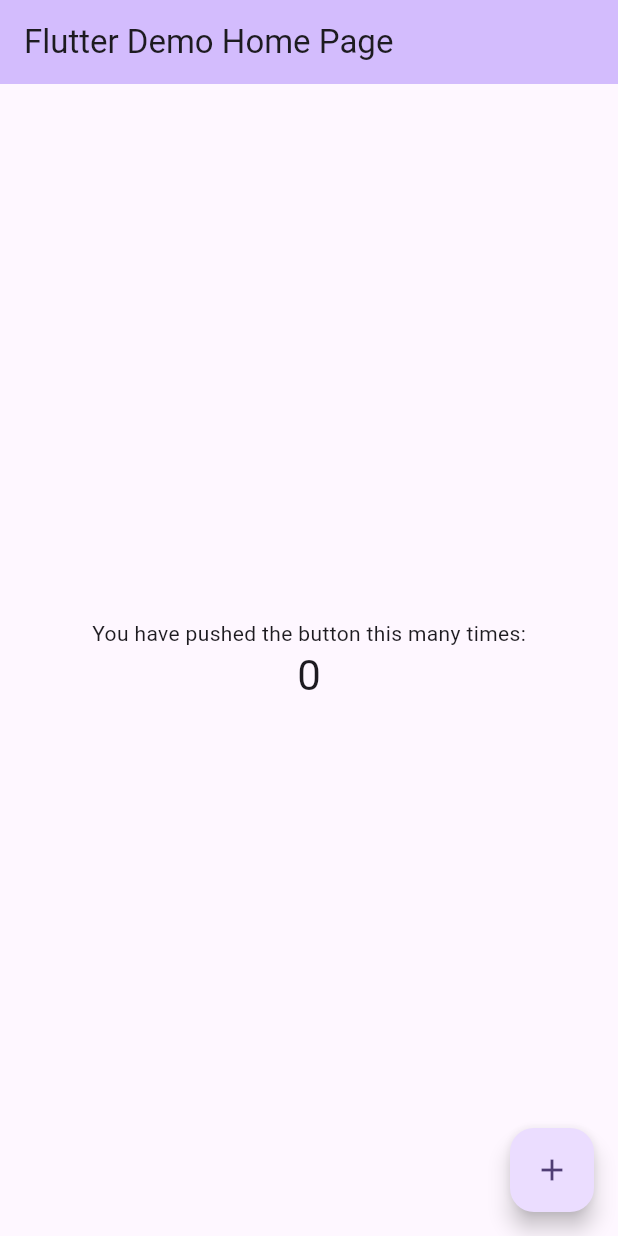
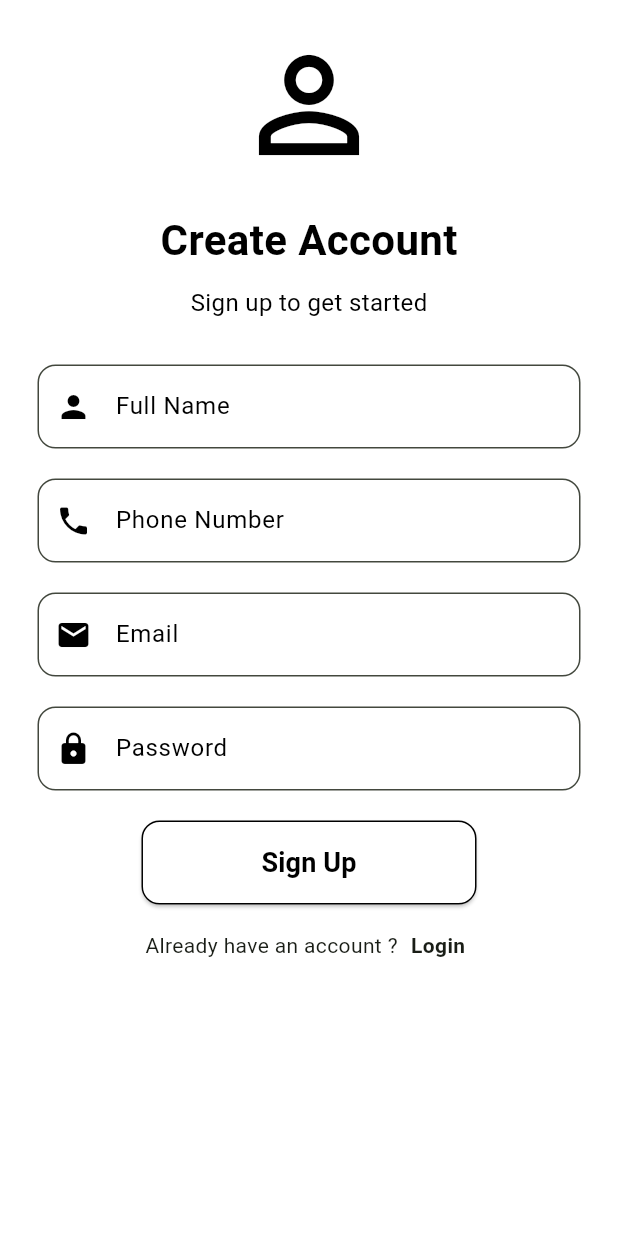
Before and after one commit to Shreesha001/EcoCircuit, a Flutter app: the screen it shows after launch, on a phone screen of 412 x 824 dp. Run offline on Flutter 3.47's test engine with Material 3 defaults, Android fonts, the phone set to English and light mode, and no system bars.

Commit message:
add authentication screen

```diff
--- a/analysis_options.yaml
+++ b/analysis_options.yaml
@@ -23,6 +23,6 @@ linter:
   rules:
     # avoid_print: false  # Uncomment to disable the `avoid_print` rule
     # prefer_single_quotes: true  # Uncomment to enable the `prefer_single_quotes` rule
-
+    prefer_const_constructors: true
 # Additional information about this file can be found at
 # https://dart.dev/guides/language/analysis-options
--- a/lib/main.dart
+++ b/lib/main.dart
@@ -1,3 +1,5 @@
+import 'package:eco_circuit/screens/login_screen.dart';
+import 'package:eco_circuit/screens/signup_screen.dart';
 import 'package:flutter/material.dart';
 
 void main() {
@@ -11,112 +13,14 @@ class MyApp extends StatelessWidget {
   @override
   Widget build(BuildContext context) {
     return MaterialApp(
-      title: 'Flutter Demo',
+      debugShowCheckedModeBanner: false,
+      title: 'EcoCircuit',
       theme: ThemeData(
-        // This is the theme of your application.
-        //
-        // TRY THIS: Try running your application with "flutter run". You'll see
-        // the application has a purple toolbar. Then, without quitting the app,
-        // try changing the seedColor in the colorScheme below to Colors.green
-        // and then invoke "hot reload" (save your changes or press the "hot
-        // reload" button in a Flutter-supported IDE, or press "r" if you used
-        // the command line to start the app).
-        //
-        // Notice that the counter didn't reset back to zero; the application
-        // state is not lost during the reload. To reset the state, use hot
-        // restart instead.
-        //
-        // This works for code too, not just values: Most code changes can be
-        // tested with just a hot reload.
-        colorScheme: ColorScheme.fromSeed(seedColor: Colors.deepPurple),
+        colorScheme: ColorScheme.fromSeed(
+          seedColor: const Color.fromRGBO(56, 118, 29, 255),
+        ),
       ),
-      home: const MyHomePage(title: 'Flutter Demo Home Page'),
+      home: SignUpScreen(),
     );
   }
 }
-
-class MyHomePage extends StatefulWidget {
-  const MyHomePage({super.key, required this.title});
-
-  // This widget is the home page of your application. It is stateful, meaning
-  // that it has a State object (defined below) that contains fields that affect
-  // how it looks.
-
-  // This class is the configuration for the state. It holds the values (in this
-  // case the title) provided by the parent (in this case the App widget) and
-  // used by the build method of the State. Fields in a Widget subclass are
-  // always marked "final".
-
-  final String title;
-
-  @override
-  State<MyHomePage> createState() => _MyHomePageState();
-}
-
-class _MyHomePageState extends State<MyHomePage> {
-  int _counter = 0;
-
-  void _incrementCounter() {
-    setState(() {
-      // This call to setState tells the Flutter framework that something has
-      // changed in this State, which causes it to rerun the build method below
-      // so that the display can reflect the updated values. If we changed
-      // _counter without calling setState(), then the build method would not be
-      // called again, and so nothing would appear to happen.
-      _counter++;
-    });
-  }
-
-  @override
-  Widget build(BuildContext context) {
-    // This method is rerun every time setState is called, for instance as done
-    // by the _incrementCounter method above.
-    //
-    // The Flutter framework has been optimized to make rerunning build methods
-    // fast, so that you can just rebuild anything that needs updating rather
-    // than having to individually change instances of widgets.
-    return Scaffold(
-      appBar: AppBar(
-        // TRY THIS: Try changing the color here to a specific color (to
-        // Colors.amber, perhaps?) and trigger a hot reload to see the AppBar
-        // change color while the other colors stay the same.
-        backgroundColor: Theme.of(context).colorScheme.inversePrimary,
-        // Here we take the value from the MyHomePage object that was created by
-        // the App.build method, and use it to set our appbar title.
-        title: Text(widget.title),
-      ),
-      body: Center(
-        // Center is a layout widget. It takes a single child and positions it
-        // in the middle of the parent.
-        child: Column(
-          // Column is also a layout widget. It takes a list of children and
-          // arranges them vertically. By default, it sizes itself to fit its
-          // children horizontally, and tries to be as tall as its parent.
-          //
-          // Column has various properties to control how it sizes itself and
-          // how it positions its children. Here we use mainAxisAlignment to
-          // center the children vertically; the main axis here is the vertical
-          // axis because Columns are vertical (the cross axis would be
-          // horizontal).
-          //
-          // TRY THIS: Invoke "debug painting" (choose the "Toggle Debug Paint"
-          // action in the IDE, or press "p" in the console), to see the
-          // wireframe for each widget.
-          mainAxisAlignment: MainAxisAlignment.center,
-          children: <Widget>[
-            const Text('You have pushed the button this many times:'),
-            Text(
-              '$_counter',
-              style: Theme.of(context).textTheme.headlineMedium,
-            ),
-          ],
-        ),
-      ),
-      floatingActionButton: FloatingActionButton(
-        onPressed: _incrementCounter,
-        tooltip: 'Increment',
-        child: const Icon(Icons.add),
-      ), // This trailing comma makes auto-formatting nicer for build methods.
-    );
-  }
-}
--- /dev/null
+++ b/lib/screens/signup_screen.dart
@@ -0,0 +1,178 @@
+import 'package:eco_circuit/screens/login_screen.dart';
+import 'package:flutter/material.dart';
+
+class SignUpScreen extends StatefulWidget {
+  @override
+  _SignUpScreenState createState() => _SignUpScreenState();
+}
+
+class _SignUpScreenState extends State<SignUpScreen> {
+  final TextEditingController _nameController = TextEditingController();
+  final TextEditingController _phoneController = TextEditingController();
+  final TextEditingController _emailController = TextEditingController();
+  final TextEditingController _passwordController = TextEditingController();
+
+  @override
+  void dispose() {
+    // TODO: implement dispose
+    super.dispose();
+    _nameController.dispose();
+    _phoneController.dispose();
+    _emailController.dispose();
+    _passwordController.dispose();
+  }
+
+  void navigateToLogin() {
+    Navigator.of(
+      context,
+    ).push(MaterialPageRoute(builder: (context) => LoginScreen()));
+  }
+
+  @override
+  Widget build(BuildContext context) {
+    return Scaffold(
+      backgroundColor: Colors.white,
+      body: SafeArea(
+        child: SingleChildScrollView(
+          child: Center(
+            child: Padding(
+              padding: const EdgeInsets.symmetric(
+                horizontal: 25.0,
+                vertical: 20,
+              ),
+              child: Column(
+                mainAxisAlignment: MainAxisAlignment.center,
+                crossAxisAlignment: CrossAxisAlignment.center,
+                children: [
+                  Icon(Icons.person_outline, size: 100, color: Colors.black),
+                  SizedBox(height: 20),
+                  Text(
+                    "Create Account",
+                    style: TextStyle(
+                      fontSize: 28,
+                      fontWeight: FontWeight.bold,
+                      color: Colors.black,
+                    ),
+                  ),
+                  SizedBox(height: 10),
+                  Text(
+                    "Sign up to get started",
+                    style: TextStyle(fontSize: 16, color: Colors.black),
+                  ),
+                  SizedBox(height: 30),
+                  TextField(
+                    controller: _nameController,
+                    decoration: InputDecoration(
+                      filled: true,
+                      fillColor: Colors.white,
+                      labelText: "Full Name",
+                      labelStyle: TextStyle(color: Colors.black),
+                      border: OutlineInputBorder(
+                        borderRadius: BorderRadius.circular(12),
+                        borderSide: BorderSide(color: Colors.black),
+                      ),
+                      prefixIcon: Icon(Icons.person, color: Colors.black),
+                    ),
+                  ),
+                  SizedBox(height: 20),
+                  TextField(
+                    controller: _phoneController,
+                    decoration: InputDecoration(
+                      filled: true,
+                      fillColor: Colors.white,
+                      labelText: "Phone Number",
+                      labelStyle: TextStyle(color: Colors.black),
+                      border: OutlineInputBorder(
+                        borderRadius: BorderRadius.circular(12),
+                        borderSide: BorderSide(color: Colors.black),
+                      ),
+                      prefixIcon: Icon(Icons.phone, color: Colors.black),
+                    ),
+                    keyboardType: TextInputType.phone,
+                  ),
+                  SizedBox(height: 20),
+                  TextField(
+                    controller: _emailController,
+                    decoration: InputDecoration(
+                      filled: true,
+                      fillColor: Colors.white,
+                      labelText: "Email",
+                      labelStyle: TextStyle(color: Colors.black),
+                      border: OutlineInputBorder(
+                        borderRadius: BorderRadius.circular(12),
+                        borderSide: BorderSide(color: Colors.black),
+                      ),
+                      prefixIcon: Icon(Icons.email, color: Colors.black),
+                    ),
+                    keyboardType: TextInputType.emailAddress,
+                  ),
+                  SizedBox(height: 20),
+                  TextField(
+                    controller: _passwordController,
+                    decoration: InputDecoration(
+                      filled: true,
+                      fillColor: Colors.white,
+                      labelText: "Password",
+                      labelStyle: TextStyle(color: Colors.black),
+                      border: OutlineInputBorder(
+                        borderRadius: BorderRadius.circular(12),
+                        borderSide: BorderSide(color: Colors.black),
+                      ),
+                      prefixIcon: Icon(Icons.lock, color: Colors.black),
+                    ),
+                    obscureText: true,
+                  ),
+                  SizedBox(height: 20),
+                  ElevatedButton(
+                    onPressed: navigateToLogin,
+                    child: Text(
+                      "Sign Up",
+                      style: TextStyle(
+                        fontSize: 18,
+                        fontWeight: FontWeight.bold,
+                        color: Colors.black,
+                      ),
+                    ),
+                    style: ElevatedButton.styleFrom(
+                      backgroundColor: Colors.white,
+                      padding: EdgeInsets.symmetric(
+                        horizontal: 80,
+                        vertical: 15,
+                      ),
+                      shape: RoundedRectangleBorder(
+                        borderRadius: BorderRadius.circular(12),
+                        side: BorderSide(color: Colors.black),
+                      ),
+                    ),
+                  ),
+                  SizedBox(height: 15),
+                  Row(
+                    mainAxisAlignment: MainAxisAlignment.center,
+                    children: [
+                      const Text("Already have an account ? "),
+                      InkWell(
+                        borderRadius: BorderRadius.circular(20),
+
+                        onTap: navigateToLogin,
+                        child: Padding(
+                          padding: const EdgeInsets.symmetric(
+                            horizontal: 5,
+                            vertical: 2,
+                          ),
+                          child: const Text(
+                            "Login",
+                            style: TextStyle(fontWeight: FontWeight.bold),
+                          ),
+                        ),
+                      ),
+                    ],
+                  ),
+                ],
+              ),
+            ),
+          ),
+        ),
+      ),
+    );
+  }
+}
```
Also changed, not shown: lib/screens/login_screen.dart (added, +136 -0 lines).
